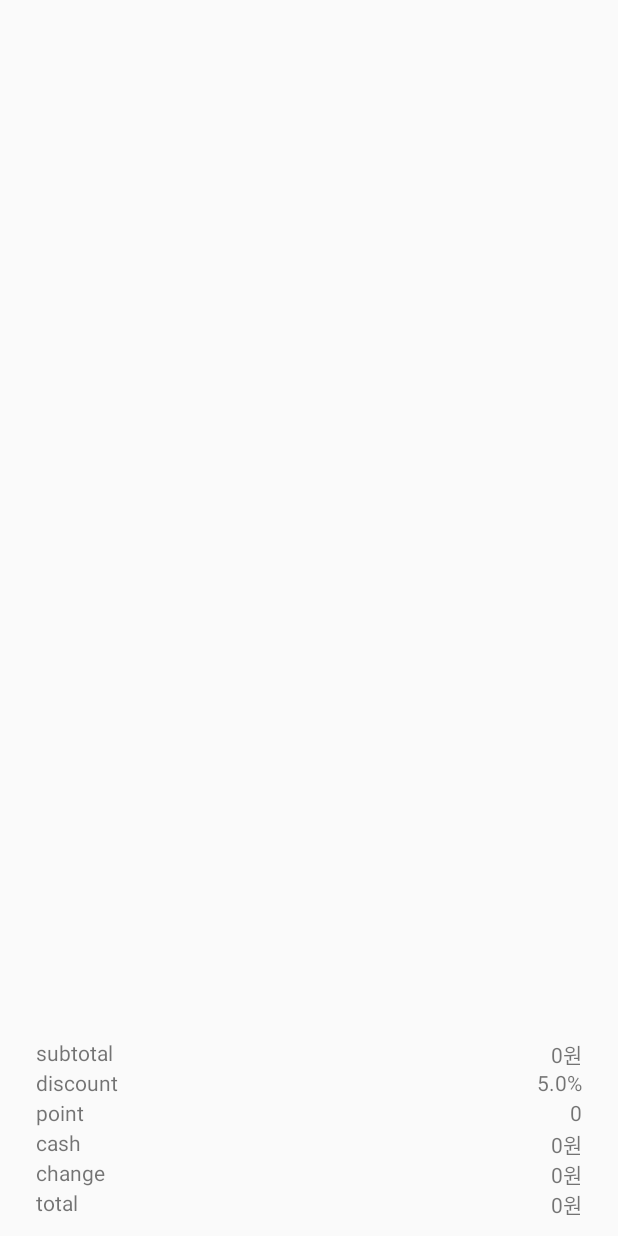
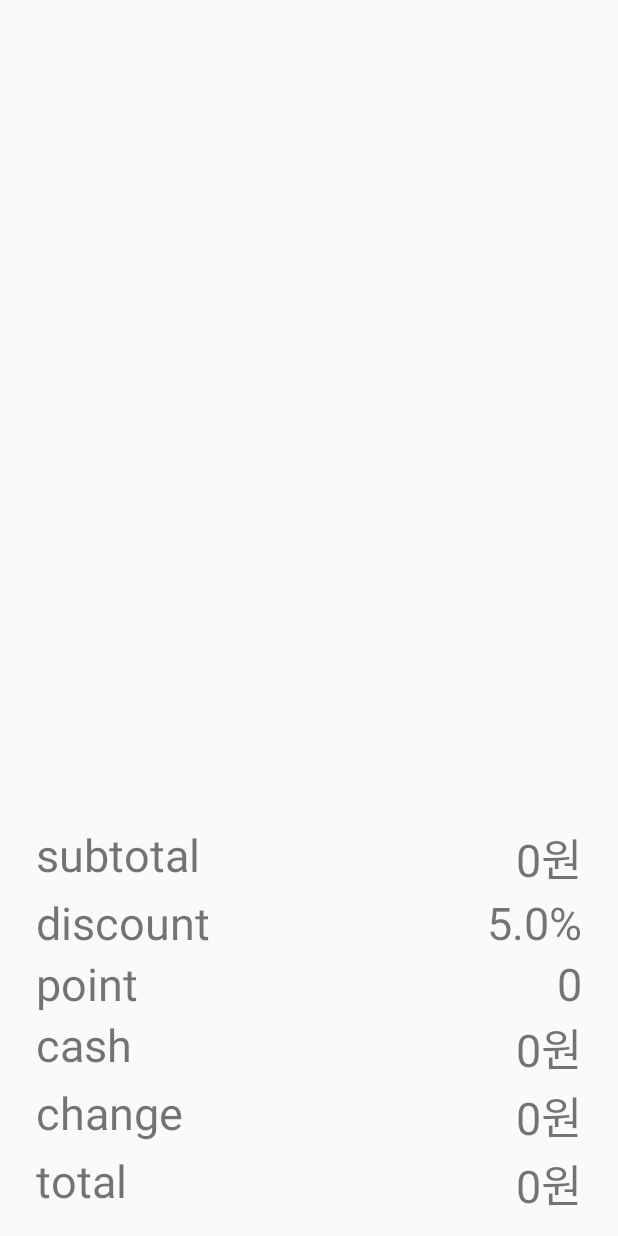
Before and after one commit to LaunchArea/saladgram, an Android app: the screen it shows after launch (MainActivity), on a phone screen of 412 x 824 dp. Run offline under Robolectric (Android 15) with nearby library versions, the phone set to English and light mode, and no system bars; network calls fail; 3 statements that could not run were skipped.

Commit message:
quick support

```diff
--- a/android/staff/POSMirror/app/src/main/res/layout/content_main.xml
+++ b/android/staff/POSMirror/app/src/main/res/layout/content_main.xml
@@ -21,91 +21,103 @@
                 android:layout_height="wrap_content">
                 <FrameLayout
                     android:layout_width="match_parent"
-                    android:layout_height="20dp">
+                    android:layout_height="wrap_content">
                     <TextView
                         android:text="subtotal"
                         android:layout_gravity="left|center_vertical"
                         android:layout_width="wrap_content"
+                        android:textSize="30dp"
                         android:layout_height="match_parent" />
                     <TextView
                         android:id="@+id/subtotal"
                         android:layout_gravity="right|center_vertical"
                         android:layout_width="wrap_content"
+                        android:textSize="30dp"
                         android:layout_height="match_parent"
                         />
                 </FrameLayout>
                 <FrameLayout
                     android:layout_width="match_parent"
-                    android:layout_height="20dp">
+                    android:layout_height="wrap_content">
                     <TextView
                         android:text="discount"
                         android:layout_gravity="left|center_vertical"
                         android:layout_width="wrap_content"
+                        android:textSize="30dp"
                         android:layout_height="match_parent" />
                     <TextView
                         android:id="@+id/discount"
                         android:layout_gravity="right|center_vertical"
                         android:layout_width="wrap_content"
+                        android:textSize="30dp"
                         android:layout_height="match_parent"
                         />
                 </FrameLayout>
                 <FrameLayout
                     android:layout_width="match_parent"
-                    android:layout_height="20dp">
+                    android:layout_height="wrap_content">
                     <TextView
                         android:text="point"
                         android:layout_gravity="left|center_vertical"
                         android:layout_width="wrap_content"
+                        android:textSize="30dp"
                         android:layout_height="match_parent" />
                     <TextView
                         android:id="@+id/point"
                         android:layout_gravity="right|center_vertical"
                         android:layout_width="wrap_content"
+                        android:textSize="30dp"
                         android:layout_height="match_parent"
                         />
                 </FrameLayout>
                 <FrameLayout
                     android:layout_width="match_parent"
-                    android:layout_height="20dp">
+                    android:layout_height="wrap_content">
                     <TextView
                         android:text="cash"
                         android:layout_gravity="left|center_vertical"
                         android:layout_width="wrap_content"
+                        android:textSize="30dp"
                         android:layout_height="match_parent" />
                     <TextView
                         android:id="@+id/cash_received"
                         android:layout_gravity="right|center_vertical"
                         android:layout_width="wrap_content"
+                        android:textSize="30dp"
                         android:layout_height="match_parent"
                         />
                 </FrameLayout>
                 <FrameLayout
                     android:layout_width="match_parent"
-                    android:layout_height="20dp">
+                    android:layout_height="wrap_content">
                     <TextView
                         android:text="change"
                         android:layout_gravity="left|center_vertical"
                         android:layout_width="wrap_content"
+                        android:textSize="30dp"
                         android:layout_height="match_parent" />
                     <TextView
                         android:id="@+id/change"
                         android:layout_gravity="right|center_vertical"
                         android:layout_width="wrap_content"
+                        android:textSize="30dp"
                         android:layout_height="match_parent"
                         />
                 </FrameLayout>
                 <FrameLayout
                     android:layout_width="match_parent"
-                    android:layout_height="20dp">
+                    android:layout_height="wrap_content">
                     <TextView
                         android:text="total"
                         android:layout_gravity="left|center_vertical"
                         android:layout_width="wrap_content"
+                        android:textSize="30dp"
                         android:layout_height="match_parent" />
                     <TextView
                         android:id="@+id/total"
                         android:layout_gravity="right|center_vertical"
                         android:layout_width="wrap_content"
+                        android:textSize="30dp"
                         android:layout_height="match_parent"
                         />
                 </FrameLayout>
```
Also changed, not shown: android/staff/POS/app/src/main/java/com/saladgram/model/SaleItem.java (+5 -3 lines), android/staff/POS/app/src/main/java/com/saladgram/pos/MainActivity.java (+19 -5 lines), android/staff/POSMirror/app/src/main/res/layout/sale_item.xml (+6 -1 lines).
